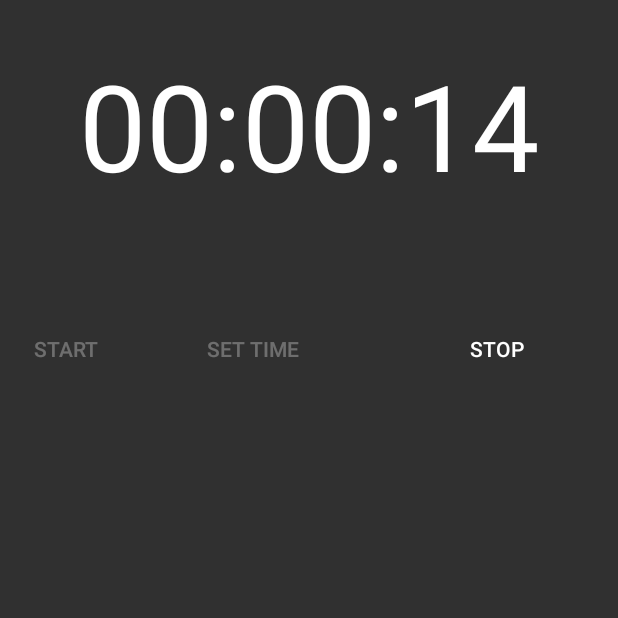
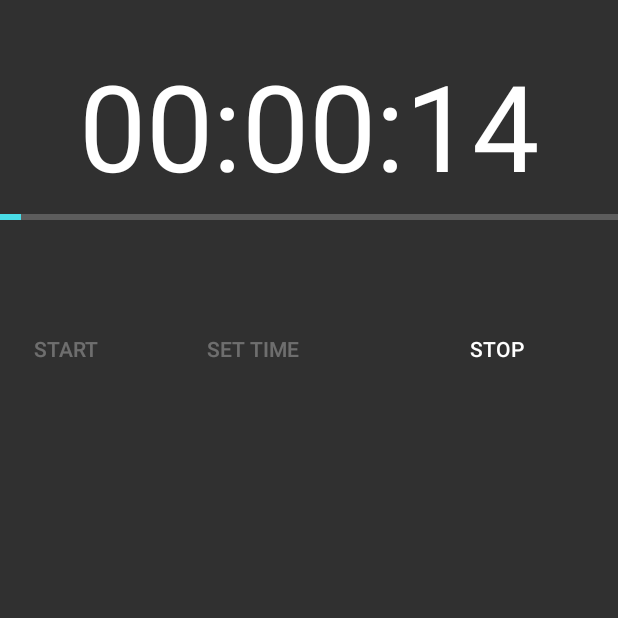
Before and after one commit to nyakuba/PTime, an Android app: the TimerActivity screen opened directly, with no data from a screen before it, after a tap on "START", on a phone screen of 412 x 824 dp, the top half of it. Run offline under Robolectric (Android 15) with nearby library versions, the phone set to English and light mode, and no system bars.

Commit message:
ProgressBar in Timer

```diff
--- a/app/src/main/AndroidManifest.xml
+++ b/app/src/main/AndroidManifest.xml
@@ -8,7 +8,6 @@
         android:label="@string/app_name"
         android:supportsRtl="true"
         android:theme="@style/AppTheme">
-
         <activity android:name=".HomeActivity">
             <intent-filter>
                 <action android:name="android.intent.action.MAIN" />
@@ -16,7 +15,6 @@
                 <category android:name="android.intent.category.LAUNCHER" />
             </intent-filter>
         </activity>
-
         <activity android:name=".ChronoActivity">
             <intent-filter>
                 <action android:name="android.intent.action.chronometer" />
@@ -24,7 +22,6 @@
                 <category android:name="android.intent.category.DEFAULT" />
             </intent-filter>
         </activity>
-
         <activity android:name=".constructor.ConstructorActivity">
             <intent-filter>
                 <action android:name="android.intent.action.CONSTRUCTOR" />
@@ -32,7 +29,6 @@
                 <category android:name="android.intent.category.DEFAULT" />
             </intent-filter>
         </activity>
-
         <activity android:name=".TimerActivity">
             <intent-filter>
                 <action android:name="android.intent.action.TIMER" />
--- a/app/src/main/java/ru/spbstu/ptime/TimerActivity.java
+++ b/app/src/main/java/ru/spbstu/ptime/TimerActivity.java
@@ -10,12 +10,14 @@ import android.util.Log;
 import android.view.View;
 import android.widget.Button;
 import android.widget.Chronometer;
+import android.widget.ProgressBar;
 import android.widget.Toast;
 
 public class TimerActivity extends Activity {
 
     private Button timerBtnStart, timerBtnSetTime, timerBtnStop;
     private Chronometer timer;
+    private ProgressBar timerProgressBar;
     private AlertDialog alert;
 
     int defaultColor;   // костыль для изменения цвета "00:00:00"
@@ -24,6 +26,7 @@ public class TimerActivity extends Activity {
     private boolean isLaunchd = false;
     long elapsedTimeInMillis = 0;       // вспомогательная переменная для случая возобновления активити
     long currTimerTimeInMillis = 0;     // время, отображаемое на экране
+    int MaxProgress = 10000;            // процент пройденного времени для прогресс бара (0..100)
     long fullTimerTimeInMillis = 15000;  // промежуток времени, заданный пользователем
 
     int i = 0;      // фича
@@ -46,6 +49,8 @@ public class TimerActivity extends Activity {
         timerBtnSetTime = (Button) findViewById(R.id.timerBtnSetTime);
         timerBtnStop = (Button) findViewById(R.id.timerBtnStop);
         timer = (Chronometer) findViewById(R.id.timerChronometer);
+        timerProgressBar = (ProgressBar) findViewById(R.id.timerProgressBar);
+        timerProgressBar.setMax(MaxProgress);
 
         defaultColor = timer.getCurrentTextColor();     // костыль для изменения цвета "00:00:00"
 
@@ -79,6 +84,7 @@ public class TimerActivity extends Activity {
                 // если не возобновление таймера
                 currTimerTimeInMillis = fullTimerTimeInMillis - SystemClock.elapsedRealtime() + timer.getBase() + 500;  // +500mlsec чтобы покрыть задержку
                 arg0.setText(MillisesondsToString(currTimerTimeInMillis));
+                timerProgressBar.setProgress((int)((1.0 - ((double)currTimerTimeInMillis/(double)fullTimerTimeInMillis)) * (double)MaxProgress));   //вычисляем и устанавливаем прогресс для прогресс-бара
                 elapsedTimeInMillis = SystemClock.elapsedRealtime();    //  запоминаем прошедшее время
 
                 // если время истекло (следующий "тик" после 00:00:00)
@@ -88,12 +94,14 @@ public class TimerActivity extends Activity {
                     isLaunchd = false;                  // таймер остановлен
                     timer.setTextColor(defaultColor);   // возвращаем цвет цифр по умолчанию
                     timer.setText(MillisesondsToString(fullTimerTimeInMillis)); // устанавливаем начальную строку таймера
+                    timerProgressBar.setProgress(0);    // сбрасываем ProgressBar
                     currTimerTimeInMillis = fullTimerTimeInMillis;
                 }
                 // если на этот "тик" таймер досшел до 00:00:00
                 else if (currTimerTimeInMillis < 1000)
                 {
                     timer.setTextColor(getResources().getColor(R.color.colorAccent));       // выделяем 00:00:00 цветом
+                    timerProgressBar.setProgress(timerProgressBar.getMax());                // прогресс-бар дошел до конца
                     alert.show();   // отображаем диалоговое окно
                     timerBtnStart.setEnabled(true);
                     timerBtnSetTime.setEnabled(true);
@@ -127,6 +135,7 @@ public class TimerActivity extends Activity {
         super.onRestoreInstanceState(savedInstanceState);
         timer.setBase(savedInstanceState.getLong("base"));
         isLaunchd = savedInstanceState.getBoolean("isLaunchd");
+        timerProgressBar.setProgress(savedInstanceState.getInt("currentProgress"));
         currTimerTimeInMillis = savedInstanceState.getLong("currTimerTimeInMillis");
         elapsedTimeInMillis = savedInstanceState.getLong("elapsedTimeInMillis");
         timerBtnStart.setEnabled(savedInstanceState.getBoolean("enBtnStart"));
@@ -144,6 +153,8 @@ public class TimerActivity extends Activity {
             timer.start(); // если таймер был запущен до возобновления, запускаем его
         else
             timer.setText(MillisesondsToString(fullTimerTimeInMillis));
+        if (isAlertShowing)
+            alert.show();
         Log.d(LOG_TAG, "TimerOnResume ");
     }
 
@@ -153,6 +164,7 @@ public class TimerActivity extends Activity {
         outState.putBoolean("isAlertShowing", alert.isShowing());
         outState.putLong("base", timer.getBase());
         outState.putBoolean("isLaunchd", isLaunchd);
+        outState.putInt("currentProgress", timerProgressBar.getProgress());
         outState.putLong("currTimerTimeInMillis", currTimerTimeInMillis);
         outState.putLong("elapsedTimeInMillis", elapsedTimeInMillis);
         outState.putBoolean("enBtnStart", timerBtnStart.isEnabled());
@@ -199,6 +211,7 @@ public class TimerActivity extends Activity {
         isLaunchd = false; // таймер остановлен
         timer.setText(MillisesondsToString(fullTimerTimeInMillis)); // устанавливаем начальную строку таймера
         currTimerTimeInMillis = fullTimerTimeInMillis;
+        timerProgressBar.setProgress(0);
         // устанавливаем активность кнопок
         timerBtnStart.setEnabled(true);
         timerBtnSetTime.setEnabled(true);
--- a/app/src/main/res/layout/activity_timer.xml
+++ b/app/src/main/res/layout/activity_timer.xml
@@ -60,4 +60,15 @@
         android:textSize="80sp"
         android:text="@string/timerDefText"/>
 
+    <ProgressBar
+        android:id="@+id/timerProgressBar"
+        android:layout_width="wrap_content"
+        android:layout_height="wrap_content"
+        android:layout_below="@+id/timerChronometer"
+        android:layout_alignParentLeft="true"
+        android:layout_alignParentStart="true"
+        android:layout_alignParentRight="true"
+        android:layout_alignParentEnd="true"
+        style="?android:attr/progressBarStyleHorizontal" />
+
 </RelativeLayout>
--- a/app/src/main/res/values/strings.xml
+++ b/app/src/main/res/values/strings.xml
@@ -15,4 +15,5 @@
     <string name="timerBtnStopText">Stop</string>
     <string name="timerBtnSetTimeText">Set Time</string>
     <string name="timerDefText">00:00:00</string>
+    <string name="title_activity_timer">Timer</string>
 </resources>
--- a/app/src/main/res/values/styles.xml
+++ b/app/src/main/res/values/styles.xml
@@ -17,7 +17,7 @@
 
     <style name="AppTheme.PopupOverlay" parent="ThemeOverlay.AppCompat.Light" />
 
-    <style name="PTimeTheme" parent="Theme.AppCompat.NoActionBar" >
+    <style name="PTimeTheme" parent="Theme.AppCompat.NoActionBar">
         <item name="colorAccent">@color/accent_material_dark_1</item>
     </style>
 
```
Also changed, not shown: app/src/main/res/values/colors.xml (line endings or trailing spaces).
